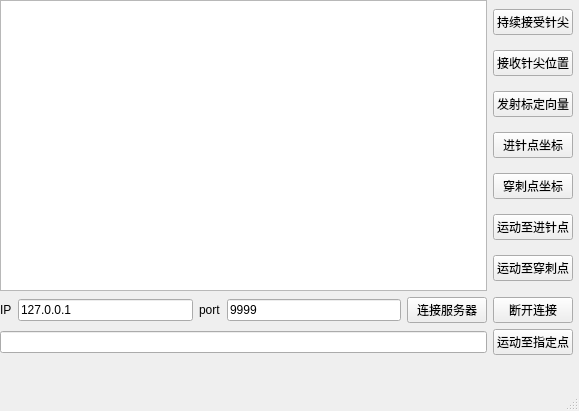
Old version of the form iiwa_li/scripts/client_window.ui in the repository hitli/iiwa_stack.
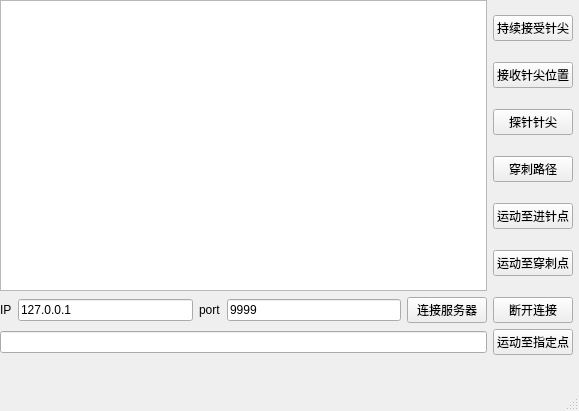
New version of the form.

Patch:
```diff
--- a/iiwa_li/scripts/client_window.ui
+++ b/iiwa_li/scripts/client_window.ui
@@ -54,21 +54,14 @@
          <item>
           <widget class="QPushButton" name="send_TMC_btn">
            <property name="text">
-            <string>发射标定向量</string>
+            <string>探针针尖</string>
            </property>
           </widget>
          </item>
          <item>
           <widget class="QPushButton" name="jinzhendian_btn">
            <property name="text">
-            <string>进针点坐标</string>
-           </property>
-          </widget>
-         </item>
-         <item>
-          <widget class="QPushButton" name="chuancidian_btn">
-           <property name="text">
-            <string>穿刺点坐标</string>
+            <string>穿刺路径</string>
            </property>
           </widget>
          </item>
```
Left out of the diff: 90 changed lines with no effect on the pictures.
